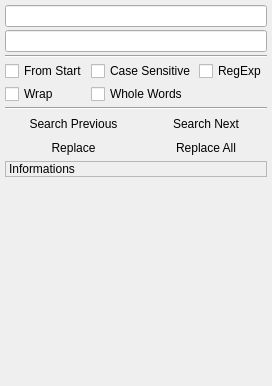
The window that v2/trunk/monkey/src/qscintillamanager/ui/pSearch.ui (testmana2/mks) describes before a commit, drawn with Qt 5.
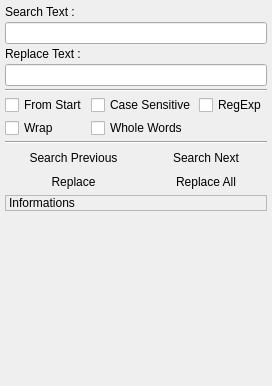
The same window after the commit. Icons and pictures are not drawn.

Commit message: Change ome thing in the interface

Diff of the .ui file:
```diff
--- a/v2/trunk/monkey/src/qscintillamanager/ui/pSearch.ui
+++ b/v2/trunk/monkey/src/qscintillamanager/ui/pSearch.ui
@@ -20,206 +20,35 @@
     <property name="spacing" >
      <number>3</number>
     </property>
-    <item row="3" column="0" >
-     <widget class="QCheckBox" name="cbFromStart" >
-      <property name="text" >
-       <string>From Start</string>
-      </property>
-     </widget>
-    </item>
-    <item row="1" column="0" colspan="4" >
-     <widget class="QLineEdit" name="leReplace" >
-      <property name="toolTip" >
-       <string>Replace the current selection with this string</string>
+    <item row="4" column="0" colspan="4" >
+     <widget class="Line" name="line_2" >
+      <property name="orientation" >
+       <enum>Qt::Horizontal</enum>
       </property>
      </widget>
     </item>
     <item row="0" column="0" colspan="4" >
+     <widget class="QLabel" name="lSearchText" >
+      <property name="text" >
+       <string>Search Text :</string>
+      </property>
+     </widget>
+    </item>
+    <item row="2" column="0" colspan="4" >
+     <widget class="QLabel" name="lReplaceText" >
+      <property name="text" >
+       <string>Replace Text :</string>
+      </property>
+     </widget>
+    </item>
+    <item row="1" column="0" colspan="4" >
      <widget class="QLineEdit" name="leSearch" >
       <property name="toolTip" >
        <string>Enter the string or regular expression to find.</string>
       </property>
      </widget>
     </item>
-    <item row="4" column="3" >
-     <spacer>
-      <property name="orientation" >
-       <enum>Qt::Horizontal</enum>
-      </property>
-      <property name="sizeType" >
-       <enum>QSizePolicy::Ignored</enum>
-      </property>
-      <property name="sizeHint" >
-       <size>
-        <width>40</width>
-        <height>20</height>
-       </size>
-      </property>
-     </spacer>
-    </item>
-    <item row="4" column="0" >
-     <widget class="QCheckBox" name="cbWrap" >
-      <property name="toolTip" >
-       <string>If it's checked then the search wraps around the end of the text.</string>
-      </property>
-      <property name="text" >
-       <string>Wrap</string>
-      </property>
-     </widget>
-    </item>
-    <item row="2" column="0" colspan="4" >
-     <widget class="Line" name="line_2" >
-      <property name="orientation" >
-       <enum>Qt::Horizontal</enum>
-      </property>
-     </widget>
-    </item>
-    <item row="5" column="0" colspan="4" >
-     <widget class="Line" name="line" >
-      <property name="orientation" >
-       <enum>Qt::Horizontal</enum>
-      </property>
-     </widget>
-    </item>
-    <item row="3" column="3" >
-     <widget class="QCheckBox" name="cbRegExp" >
-      <property name="toolTip" >
-       <string>If it's checked then expr is interpreted as a regular expression rather than a simple string.</string>
-      </property>
-      <property name="text" >
-       <string>RegExp</string>
-      </property>
-     </widget>
-    </item>
-    <item row="4" column="1" colspan="2" >
-     <widget class="QCheckBox" name="cbWholeWords" >
-      <property name="toolTip" >
-       <string>If it's checked then the search looks for whole word matches only, otherwise it searches for any matching text.</string>
-      </property>
-      <property name="text" >
-       <string>Whole Words</string>
-      </property>
-     </widget>
-    </item>
-    <item row="3" column="1" colspan="2" >
-     <widget class="QCheckBox" name="cbCaseSensitive" >
-      <property name="toolTip" >
-       <string>If it's checked then the search is case sensitive.</string>
-      </property>
-      <property name="text" >
-       <string>Case Sensitive</string>
-      </property>
-     </widget>
-    </item>
-    <item row="6" column="0" colspan="2" >
-     <widget class="QToolButton" name="tbPrevious" >
-      <property name="sizePolicy" >
-       <sizepolicy>
-        <hsizetype>7</hsizetype>
-        <vsizetype>0</vsizetype>
-        <horstretch>0</horstretch>
-        <verstretch>0</verstretch>
-       </sizepolicy>
-      </property>
-      <property name="toolTip" >
-       <string>Search Previous</string>
-      </property>
-      <property name="text" >
-       <string>Search Previous</string>
-      </property>
-      <property name="icon" >
-       <iconset resource="../../resources/resources.qrc" >:/edit/icons/edit/previous.png</iconset>
-      </property>
-      <property name="toolButtonStyle" >
-       <enum>Qt::ToolButtonTextBesideIcon</enum>
-      </property>
-      <property name="autoRaise" >
-       <bool>true</bool>
-      </property>
-     </widget>
-    </item>
-    <item row="6" column="2" colspan="2" >
-     <widget class="QToolButton" name="tbNext" >
-      <property name="sizePolicy" >
-       <sizepolicy>
-        <hsizetype>7</hsizetype>
-        <vsizetype>0</vsizetype>
-        <horstretch>0</horstretch>
-        <verstretch>0</verstretch>
-       </sizepolicy>
-      </property>
-      <property name="toolTip" >
-       <string>Search Next</string>
-      </property>
-      <property name="text" >
-       <string>Search Next</string>
-      </property>
-      <property name="icon" >
-       <iconset resource="../../resources/resources.qrc" >:/edit/icons/edit/next.png</iconset>
-      </property>
-      <property name="toolButtonStyle" >
-       <enum>Qt::ToolButtonTextBesideIcon</enum>
-      </property>
-      <property name="autoRaise" >
-       <bool>true</bool>
-      </property>
-     </widget>
-    </item>
-    <item row="7" column="0" colspan="2" >
-     <widget class="QToolButton" name="tbReplace" >
-      <property name="sizePolicy" >
-       <sizepolicy>
-        <hsizetype>7</hsizetype>
-        <vsizetype>0</vsizetype>
-        <horstretch>0</horstretch>
-        <verstretch>0</verstretch>
-       </sizepolicy>
-      </property>
-      <property name="toolTip" >
-       <string>Replace</string>
-      </property>
-      <property name="text" >
-       <string>Replace</string>
-      </property>
-      <property name="icon" >
-       <iconset resource="../../resources/resources.qrc" >:/edit/icons/edit/search.png</iconset>
-      </property>
-      <property name="toolButtonStyle" >
-       <enum>Qt::ToolButtonTextBesideIcon</enum>
-      </property>
-      <property name="autoRaise" >
-       <bool>true</bool>
-      </property>
-     </widget>
-    </item>
-    <item row="7" column="2" colspan="2" >
-     <widget class="QToolButton" name="tbReplaceAll" >
-      <property name="sizePolicy" >
-       <sizepolicy>
-        <hsizetype>7</hsizetype>
-        <vsizetype>0</vsizetype>
-        <horstretch>0</horstretch>
-        <verstretch>0</verstretch>
-       </sizepolicy>
-      </property>
-      <property name="toolTip" >
-       <string>Replace All</string>
-      </property>
-      <property name="text" >
-       <string>Replace All</string>
-      </property>
-      <property name="icon" >
-       <iconset resource="../../resources/resources.qrc" >:/edit/icons/edit/replace.png</iconset>
-      </property>
-      <property name="toolButtonStyle" >
-       <enum>Qt::ToolButtonTextBesideIcon</enum>
-      </property>
-      <property name="autoRaise" >
-       <bool>true</bool>
-      </property>
-     </widget>
-    </item>
-    <item row="9" column="0" colspan="4" >
+    <item row="11" column="0" colspan="4" >
      <spacer>
       <property name="orientation" >
        <enum>Qt::Vertical</enum>
@@ -232,7 +61,7 @@
       </property>
      </spacer>
     </item>
-    <item row="8" column="0" colspan="4" >
+    <item row="10" column="0" colspan="4" >
      <widget class="QLabel" name="lInformations" >
       <property name="frameShape" >
        <enum>QFrame::StyledPanel</enum>
@@ -245,6 +74,191 @@
       </property>
      </widget>
     </item>
+    <item row="9" column="2" colspan="2" >
+     <widget class="QToolButton" name="tbReplaceAll" >
+      <property name="sizePolicy" >
+       <sizepolicy>
+        <hsizetype>7</hsizetype>
+        <vsizetype>0</vsizetype>
+        <horstretch>0</horstretch>
+        <verstretch>0</verstretch>
+       </sizepolicy>
+      </property>
+      <property name="toolTip" >
+       <string>Replace All</string>
+      </property>
+      <property name="text" >
+       <string>Replace All</string>
+      </property>
+      <property name="icon" >
+       <iconset resource="../../resources/resources.qrc" >:/edit/icons/edit/replace.png</iconset>
+      </property>
+      <property name="toolButtonStyle" >
+       <enum>Qt::ToolButtonTextBesideIcon</enum>
+      </property>
+      <property name="autoRaise" >
+       <bool>true</bool>
+      </property>
+     </widget>
+    </item>
+    <item row="9" column="0" colspan="2" >
+     <widget class="QToolButton" name="tbReplace" >
+      <property name="sizePolicy" >
+       <sizepolicy>
+        <hsizetype>7</hsizetype>
+        <vsizetype>0</vsizetype>
+        <horstretch>0</horstretch>
+        <verstretch>0</verstretch>
+       </sizepolicy>
+      </property>
+      <property name="toolTip" >
+       <string>Replace</string>
+      </property>
+      <property name="text" >
+       <string>Replace</string>
+      </property>
+      <property name="icon" >
+       <iconset resource="../../resources/resources.qrc" >:/edit/icons/edit/search.png</iconset>
+      </property>
+      <property name="toolButtonStyle" >
+       <enum>Qt::ToolButtonTextBesideIcon</enum>
+      </property>
+      <property name="autoRaise" >
+       <bool>true</bool>
+      </property>
+     </widget>
+    </item>
+    <item row="8" column="2" colspan="2" >
+     <widget class="QToolButton" name="tbNext" >
+      <property name="sizePolicy" >
+       <sizepolicy>
+        <hsizetype>7</hsizetype>
+        <vsizetype>0</vsizetype>
+        <horstretch>0</horstretch>
+        <verstretch>0</verstretch>
+       </sizepolicy>
+      </property>
+      <property name="toolTip" >
+       <string>Search Next</string>
+      </property>
+      <property name="text" >
+       <string>Search Next</string>
+      </property>
+      <property name="icon" >
+       <iconset resource="../../resources/resources.qrc" >:/edit/icons/edit/next.png</iconset>
+      </property>
+      <property name="toolButtonStyle" >
+       <enum>Qt::ToolButtonTextBesideIcon</enum>
+      </property>
+      <property name="autoRaise" >
+       <bool>true</bool>
+      </property>
+     </widget>
+    </item>
+    <item row="8" column="0" colspan="2" >
+     <widget class="QToolButton" name="tbPrevious" >
+      <property name="sizePolicy" >
+       <sizepolicy>
+        <hsizetype>7</hsizetype>
+        <vsizetype>0</vsizetype>
+        <horstretch>0</horstretch>
+        <verstretch>0</verstretch>
+       </sizepolicy>
+      </property>
+      <property name="toolTip" >
+       <string>Search Previous</string>
+      </property>
+      <property name="text" >
+       <string>Search Previous</string>
+      </property>
+      <property name="icon" >
+       <iconset resource="../../resources/resources.qrc" >:/edit/icons/edit/previous.png</iconset>
+      </property>
+      <property name="toolButtonStyle" >
+       <enum>Qt::ToolButtonTextBesideIcon</enum>
+      </property>
+      <property name="autoRaise" >
+       <bool>true</bool>
+      </property>
+     </widget>
+    </item>
+    <item row="5" column="1" colspan="2" >
+     <widget class="QCheckBox" name="cbCaseSensitive" >
+      <property name="toolTip" >
+       <string>If it's checked then the search is case sensitive.</string>
+      </property>
+      <property name="text" >
+       <string>Case Sensitive</string>
+      </property>
+     </widget>
+    </item>
+    <item row="6" column="1" colspan="2" >
+     <widget class="QCheckBox" name="cbWholeWords" >
+      <property name="toolTip" >
+       <string>If it's checked then the search looks for whole word matches only, otherwise it searches for any matching text.</string>
+      </property>
+      <property name="text" >
+       <string>Whole Words</string>
+      </property>
+     </widget>
+    </item>
+    <item row="5" column="3" >
+     <widget class="QCheckBox" name="cbRegExp" >
+      <property name="toolTip" >
+       <string>If it's checked then expr is interpreted as a regular expression rather than a simple string.</string>
+      </property>
+      <property name="text" >
+       <string>RegExp</string>
+      </property>
+     </widget>
+    </item>
+    <item row="7" column="0" colspan="4" >
+     <widget class="Line" name="line" >
+      <property name="orientation" >
+       <enum>Qt::Horizontal</enum>
+      </property>
+     </widget>
+    </item>
+    <item row="6" column="0" >
+     <widget class="QCheckBox" name="cbWrap" >
+      <property name="toolTip" >
+       <string>If it's checked then the search wraps around the end of the text.</string>
+      </property>
+      <property name="text" >
+       <string>Wrap</string>
+      </property>
+     </widget>
+    </item>
+    <item row="6" column="3" >
+     <spacer>
+      <property name="orientation" >
+       <enum>Qt::Horizontal</enum>
+      </property>
+      <property name="sizeType" >
+       <enum>QSizePolicy::Ignored</enum>
+      </property>
+      <property name="sizeHint" >
+       <size>
+        <width>40</width>
+        <height>20</height>
+       </size>
+      </property>
+     </spacer>
+    </item>
+    <item row="3" column="0" colspan="4" >
+     <widget class="QLineEdit" name="leReplace" >
+      <property name="toolTip" >
+       <string>Replace the current selection with this string</string>
+      </property>
+     </widget>
+    </item>
+    <item row="5" column="0" >
+     <widget class="QCheckBox" name="cbFromStart" >
+      <property name="text" >
+       <string>From Start</string>
+      </property>
+     </widget>
+    </item>
    </layout>
   </widget>
  </widget>
```
